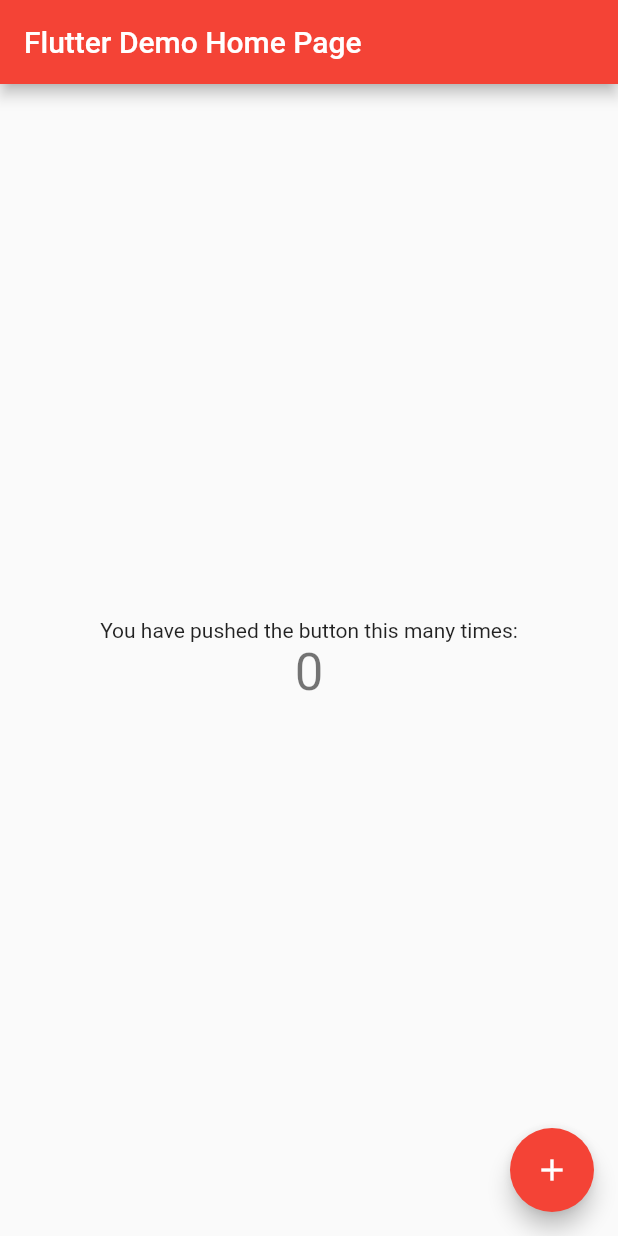
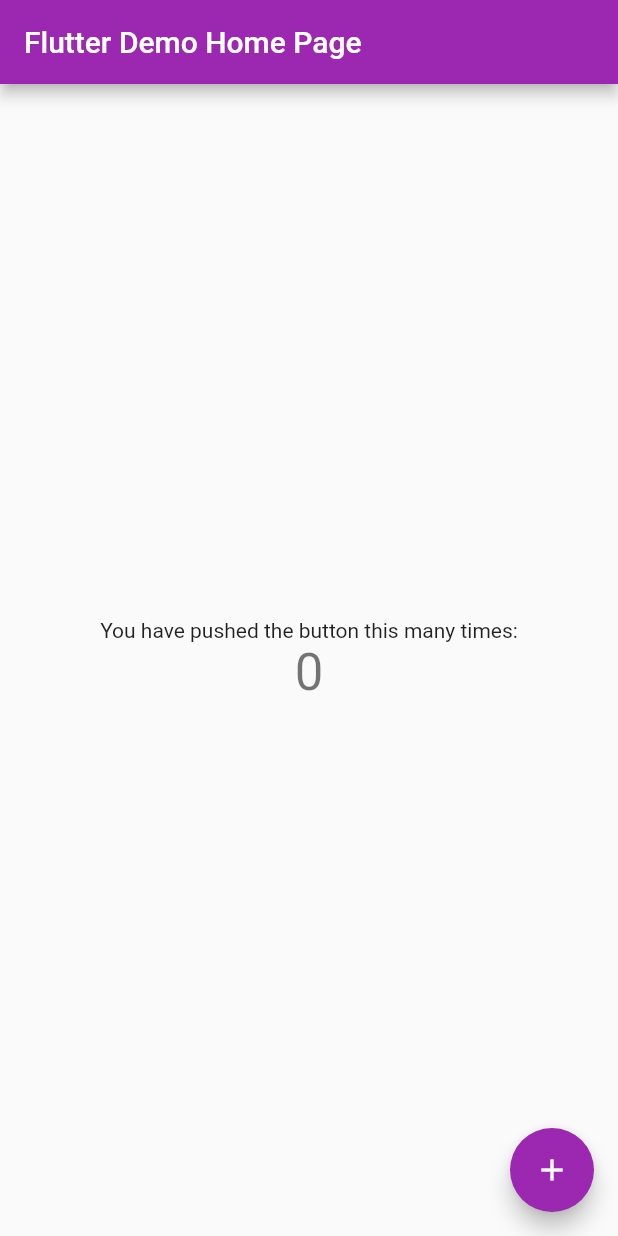
Before and after one commit to firstcode-br/myapp, a Flutter app: the screen it shows after launch, on a phone screen of 412 x 824 dp. Run offline on Flutter 3.47's test engine with Material 2 defaults, Android fonts, the phone set to English and light mode, and no system bars.

Commit message:
Atualizar para roxo

```diff
--- a/lib/main.dart
+++ b/lib/main.dart
@@ -20,7 +20,7 @@ class MyApp extends StatelessWidget {
         // or simply save your changes to "hot reload" in a Flutter IDE).
         // Notice that the counter didn't reset back to zero; the application
         // is not restarted.
-        primarySwatch: Colors.red,
+        primarySwatch: Colors.purple,
       ),
       home: MyHomePage(title: 'Flutter Demo Home Page'),
     );
```
